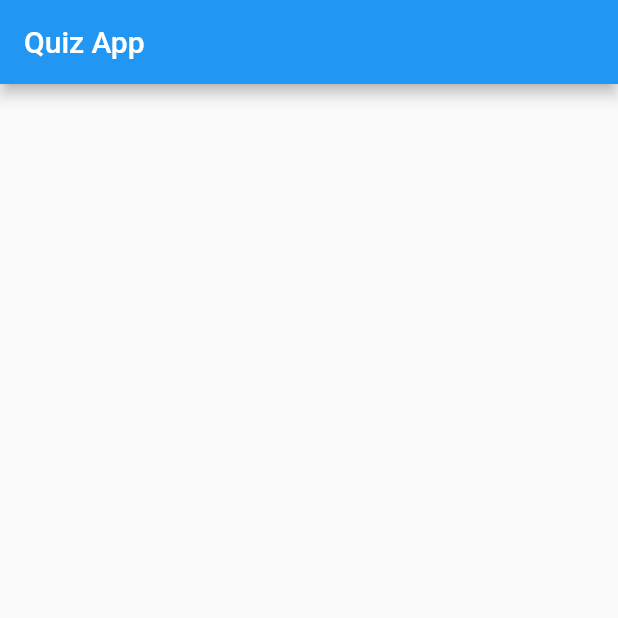
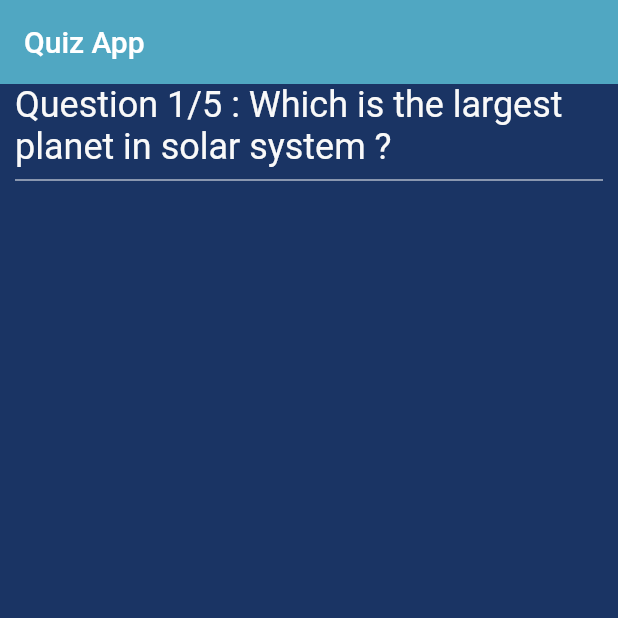
Before and after one commit to flutter-preview/Arpitaagupta-Quiz-App, a Flutter app: the screen it shows after launch, on a phone screen of 412 x 824 dp, the top half of it. Run offline on Flutter 3.47's test engine with Material 2 defaults, Android fonts, the phone set to English and light mode, and no system bars.

Commit message:
Created new folder widgets, set the theme of app and added some questions

```diff
--- a/lib/colors.dart
+++ /dev/null
@@ -1,4 +0,0 @@
-import 'package:flutter/material.dart';
-
-const lightGreenColor = Color(0xffB7F8DB);
-const skyBlueColor = Color(0xff50A7C2);
--- a/lib/constants.dart
+++ b/lib/constants.dart
@@ -1,5 +1,7 @@
 //For storing colors and some stuffs
 //import material package
+import 'dart:ui';
+
 import 'package:flutter/material.dart';
 
 //set color for correct answer
@@ -10,3 +12,6 @@ const incorrect = Color(0xFFAB3232);
 const neutral = Color(0xFFF9F9F9);
 //set background color, as white is sensitive to eyes
 const background = Color(0xFF1A3464);
+
+const lightGreenColor = Color(0xffB7F8DB);
+const skyBlueColor = Color(0xff50A7C2);
--- a/lib/screens/home_screens.dart
+++ b/lib/screens/home_screens.dart
@@ -1,5 +1,8 @@
 //import the material package
 import 'package:flutter/material.dart';
+import '../constants.dart';
+import '../models/question_models.dart'; //question model
+import '../widgets/questions_widgets.dart'; //the question widget
 
 //Creating the HomeScreen widget
 //Stateful Widget is used because it is going to be our parent widget
@@ -12,11 +15,89 @@ class HomeScreen extends StatefulWidget {
 }
 
 class _HomeScreenState extends State<HomeScreen> {
+  List<Question> _questions = [
+    Question(
+      id: '10',
+      title: 'Which is the largest planet in solar system ?',
+      options: {
+        'Mars': false,
+        'Earth': false,
+        'Jupiter': true,
+        'Uranus': false
+      },
+    ),
+    Question(
+      id: '11',
+      title: 'In which ocean "Bermuda Triangle" region is located ?',
+      options: {
+        'Atlantic': true,
+        'Indian': false,
+        'Pacific': false,
+        'Arctic': false
+      },
+    ),
+    Question(
+      id: '12',
+      title: 'Which country is also known as "Land of Rising Sun"?',
+      options: {
+        'China': false,
+        'New Zealand': false,
+        'Fiji': false,
+        'Japan': true
+      },
+    ),
+    Question(
+      id: '13',
+      title: 'Which is the biggest Island in the world ?',
+      options: {
+        'Borneo': false,
+        'Finland': false,
+        'Sumatra': false,
+        'Greenland': true
+      },
+    ),
+    Question(
+      id: '14',
+      title: 'Which is the smallest ocean in the world',
+      options: {
+        'Atlantic': false,
+        'Arctic': true,
+        'Pacific': false,
+        'Indian': false
+      },
+    ),
+  ];
+
+  //creating an index to loop through questions
+  int index = 0;
   @override
   Widget build(BuildContext context) {
+    //chsnge the background
+
     return Scaffold(
+      backgroundColor: background,
       appBar: AppBar(
         title: const Text('Quiz App'),
+        backgroundColor: skyBlueColor,
+        shadowColor: Colors.transparent,
+      ),
+      body: Container(
+        width: double.infinity,
+        padding: const EdgeInsets.symmetric(horizontal: 10.0),
+        child: Column(
+          children: [
+            //adding QuestionsWidget here,
+            QuestionWidget(
+              indexAction: index, //currently at 0.
+              question: _questions[index]
+                  .title, //means the first question in the list
+              totalQuestions: _questions.length, //total length of the list
+            ),
+            const Divider(
+              color: neutral,
+            ),
+          ],
+        ),
       ),
     );
   }
--- /dev/null
+++ b/lib/widgets/questions_widgets.dart
@@ -0,0 +1,30 @@
+import 'package:flutter/material.dart';
+import '../constants.dart'; //it contains colors
+
+class QuestionWidget extends StatelessWidget {
+  const QuestionWidget(
+      {Key? key,
+      required this.question,
+      required this.indexAction,
+      required this.totalQuestions})
+      : super(key: key);
+  //here we need the question title and the total number of questions and also the index
+
+  final String question;
+  final int indexAction;
+  final int totalQuestions;
+
+  @override
+  Widget build(BuildContext context) {
+    return Container(
+      alignment: Alignment.centerLeft,
+      child: Text(
+        'Question ${indexAction + 1}/$totalQuestions : $question',
+        style: const TextStyle(
+          fontSize: 24.0,
+          color: neutral,
+        ),
+      ),
+    );
+  }
+}
```
